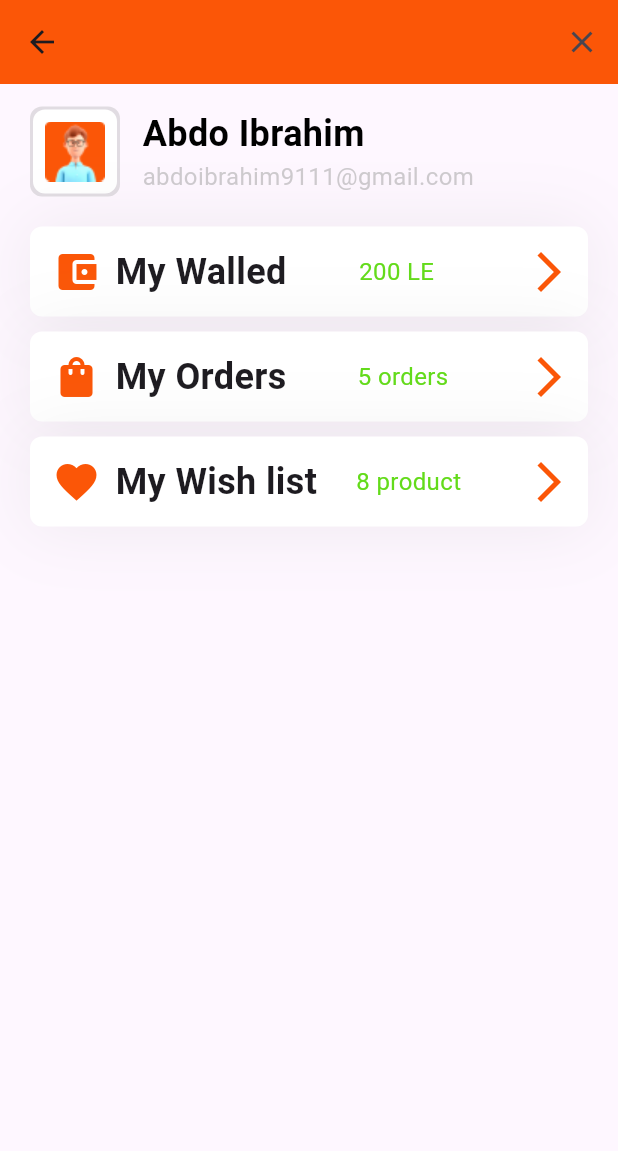
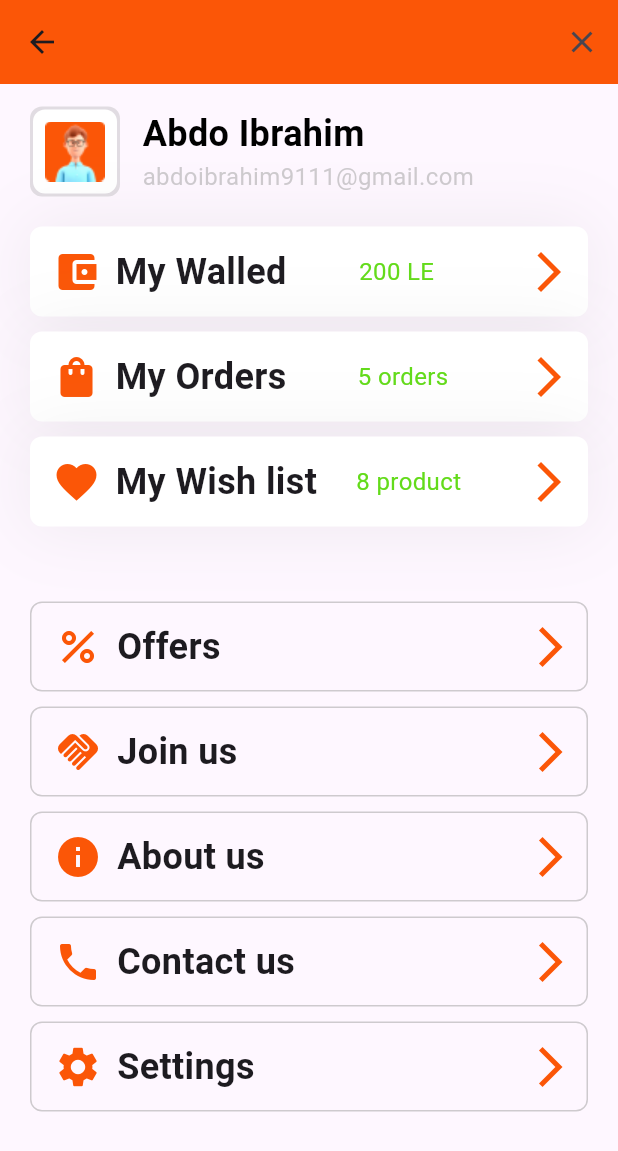
Before and after one commit to abdulrahmanibrahimdawood/restaurant, a Flutter app: the YourAccount screen opened by its route, on a phone screen of 412 x 824 dp. Shown: the top 1151 px of the screen. Run offline on Flutter 3.47's test engine with Material 3 defaults, Android fonts, the phone set to English and light mode, and no system bars; our stand-ins replace animated_splash_screen, font_awesome_flutter.

Commit message:
your account

```diff
--- a/lib/constant.dart
+++ b/lib/constant.dart
@@ -9,4 +9,4 @@ const kThirdPage = 'ThirdPage';
 const kLogInPage = 'LogInPage';
 const kRegister = 'Register';
 const kHomePage = 'kHomePage';
-const kYourAccount = 'YourAccount';
+const kYourAccountpage = 'YourAccount';
--- a/lib/main.dart
+++ b/lib/main.dart
@@ -30,12 +30,12 @@ class RestaurantApp extends StatelessWidget {
         kLogInPage: (context) => const LogInPage(),
         kRegister: (context) => const Register(),
         kHomePage: (context) => const HomePage(),
-        kYourAccount: (context) => const YourAccount()
+        kYourAccountpage: (context) => const YourAccount()
       },
       debugShowCheckedModeBanner: false,
       home: const Scaffold(
         backgroundColor: Colors.white,
-        body: YourAccount(),
+        body: HomePage(),
         // AnimatedSplashScreen(
         //   duration: 2000,
         //   splash: 'lib/assets/images/zero.png',
--- a/lib/pages/your_Account.dart
+++ b/lib/pages/your_Account.dart
@@ -1,6 +1,7 @@
 import 'package:flutter/material.dart';
-import 'package:font_awesome_flutter/font_awesome_flutter.dart';
 import 'package:restaurant/constant.dart';
+import 'package:restaurant/widget/Container_In_Your_Account_Page.dart';
+import 'package:restaurant/widget/custom_account_Page_icons.dart';
 
 class YourAccount extends StatelessWidget {
   const YourAccount({super.key});
@@ -13,7 +14,9 @@ class YourAccount extends StatelessWidget {
         appBar: AppBar(
           actions: [
             IconButton(
-              onPressed: () {},
+              onPressed: () {
+                Navigator.pop(context);
+              },
               icon: const Icon(Icons.close),
             )
           ],
@@ -112,7 +115,44 @@ class YourAccount extends StatelessWidget {
                 arrowIcon: Icons.arrow_forward_ios,
               ),
               const SizedBox(
-                height: 30,
+                height: 50,
+              ),
+              const ContainerInYourAccountPage(
+                icon: Icons.percent,
+                text: 'Offers',
+                arrowIcon: Icons.arrow_forward_ios,
+              ),
+              const SizedBox(
+                height: 10,
+              ),
+              const ContainerInYourAccountPage(
+                icon: Icons.handshake,
+                text: 'Join us',
+                arrowIcon: Icons.arrow_forward_ios,
+              ),
+              const SizedBox(
+                height: 10,
+              ),
+              const ContainerInYourAccountPage(
+                icon: Icons.info,
+                text: 'About us',
+                arrowIcon: Icons.arrow_forward_ios,
+              ),
+              const SizedBox(
+                height: 10,
+              ),
+              const ContainerInYourAccountPage(
+                icon: Icons.phone,
+                text: 'Contact us',
+                arrowIcon: Icons.arrow_forward_ios,
+              ),
+              const SizedBox(
+                height: 10,
+              ),
+              const ContainerInYourAccountPage(
+                icon: Icons.settings,
+                text: 'Settings',
+                arrowIcon: Icons.arrow_forward_ios,
               ),
             ],
           ),
@@ -121,86 +161,3 @@ class YourAccount extends StatelessWidget {
     );
   }
 }
-
-class CustomAccountIcon extends StatelessWidget {
-  const CustomAccountIcon(
-      {super.key,
-      this.icon,
-      required this.text,
-      required this.hintText,
-      this.arrowIcon,
-      this.onPressed});
-
-  final IconData? icon;
-  final IconData? arrowIcon;
-  final void Function()? onPressed;
-  final String text;
-  final String hintText;
-
-  @override
-  Widget build(BuildContext context) {
-    return Container(
-      height: 60,
-      width: MediaQuery.of(context).size.width,
-      decoration: BoxDecoration(
-        boxShadow: [
-          BoxShadow(
-              blurRadius: 40,
-              spreadRadius: 2,
-              color: Colors.grey.withOpacity(0.15)),
-        ],
-        color: Colors.white,
-        borderRadius: BorderRadius.circular(8),
-      ),
-      child: Row(
-        mainAxisAlignment: MainAxisAlignment.spaceBetween,
-        children: [
-          Padding(
-            padding: const EdgeInsets.only(left: 15),
-            child: Row(
-              children: [
-                FaIcon(
-                  icon,
-                  color: kPrimaryColor,
-                  size: 32,
-                ),
-                const SizedBox(
-                  width: 10,
-                ),
-                Text(
-                  text,
-                  style: const TextStyle(
-                      fontSize: 24, fontWeight: FontWeight.bold),
-                ),
-              ],
-            ),
-          ),
-          Row(
-            mainAxisAlignment: MainAxisAlignment.start,
-            children: [
-              Text(
-                hintText,
-                style: const TextStyle(fontSize: 16, color: Color(0xff63DB1A)),
-              ),
-            ],
-          ),
-          Padding(
-            padding: const EdgeInsets.only(right: 2),
-            child: Row(
-              children: [
-                IconButton(
-                  onPressed: onPressed,
-                  icon: FaIcon(
-                    arrowIcon,
-                    color: kPrimaryColor,
-                    size: 32,
-                  ),
-                ),
-              ],
-            ),
-          )
-        ],
-      ),
-    );
-  }
-}
--- a/lib/widget/Container_Image_Profile.dart
+++ b/lib/widget/Container_Image_Profile.dart
@@ -1,4 +1,5 @@
 import 'package:flutter/material.dart';
+import 'package:restaurant/constant.dart';
 
 class ContainerImageProfile extends StatelessWidget {
   const ContainerImageProfile({super.key});
@@ -6,7 +7,9 @@ class ContainerImageProfile extends StatelessWidget {
   @override
   Widget build(BuildContext context) {
     return GestureDetector(
-      onTap: () {},
+      onTap: () {
+        Navigator.popAndPushNamed(context, kYourAccountpage);
+      },
       child: Container(
         height: 60,
         width: 60,
--- /dev/null
+++ b/lib/widget/Container_In_Your_Account_Page.dart
@@ -0,0 +1,64 @@
+import 'package:flutter/material.dart';
+import 'package:font_awesome_flutter/font_awesome_flutter.dart';
+import 'package:restaurant/constant.dart';
+
+class ContainerInYourAccountPage extends StatelessWidget {
+  const ContainerInYourAccountPage(
+      {super.key,
+      this.icon,
+      required this.text,
+      this.arrowIcon,
+      this.onPressed});
+  final IconData? icon;
+  final String text;
+  final IconData? arrowIcon;
+  final void Function()? onPressed;
+  @override
+  Widget build(BuildContext context) {
+    return Container(
+      height: 60,
+      width: MediaQuery.of(context).size.width,
+      decoration: BoxDecoration(
+        border: Border.all(color: Colors.grey.withOpacity(0.5)),
+        borderRadius: BorderRadius.circular(8),
+      ),
+      child: Row(
+        mainAxisAlignment: MainAxisAlignment.spaceBetween,
+        children: [
+          Padding(
+            padding: const EdgeInsets.only(left: 15),
+            child: Row(
+              children: [
+                FaIcon(
+                  icon,
+                  color: kPrimaryColor,
+                  size: 32,
+                ),
+                const SizedBox(
+                  width: 10,
+                ),
+                Text(
+                  text,
+                  style: const TextStyle(
+                      fontSize: 24, fontWeight: FontWeight.bold),
+                ),
+              ],
+            ),
+          ),
+          Row(
+            children: [
+              IconButton(
+                onPressed: onPressed,
+                icon: FaIcon(
+                  arrowIcon,
+                  color: kPrimaryColor,
+                  size: 32,
+                ),
+              ),
+            ],
+          )
+        ],
+      ),
+    );
+  }
+}
--- /dev/null
+++ b/lib/widget/custom_account_Page_icons.dart
@@ -0,0 +1,86 @@
+import 'package:flutter/material.dart';
+import 'package:font_awesome_flutter/font_awesome_flutter.dart';
+import 'package:restaurant/constant.dart';
+
+class CustomAccountIcon extends StatelessWidget {
+  const CustomAccountIcon(
+      {super.key,
+      this.icon,
+      required this.text,
+      required this.hintText,
+      this.arrowIcon,
+      this.onPressed});
+
+  final IconData? icon;
+  final String text;
+  final IconData? arrowIcon;
+  final void Function()? onPressed;
+  final String hintText;
+
+  @override
+  Widget build(BuildContext context) {
+    return Container(
+      height: 60,
+      width: MediaQuery.of(context).size.width,
+      decoration: BoxDecoration(
+        boxShadow: [
+          BoxShadow(
+              blurRadius: 40,
+              spreadRadius: 2,
+              color: Colors.grey.withOpacity(0.15)),
+        ],
+        color: Colors.white,
+        borderRadius: BorderRadius.circular(8),
+      ),
+      child: Row(
+        mainAxisAlignment: MainAxisAlignment.spaceBetween,
+        children: [
+          Padding(
+            padding: const EdgeInsets.only(left: 15),
+            child: Row(
+              children: [
+                FaIcon(
+                  icon,
+                  color: kPrimaryColor,
+                  size: 32,
+                ),
+                const SizedBox(
+                  width: 10,
+                ),
+                Text(
+                  text,
+                  style: const TextStyle(
+                      fontSize: 24, fontWeight: FontWeight.bold),
+                ),
+              ],
+            ),
+          ),
+          Row(
+            mainAxisAlignment: MainAxisAlignment.start,
+            children: [
+              Text(
+                hintText,
+                style: const TextStyle(fontSize: 16, color: Color(0xff63DB1A)),
+              ),
+            ],
+          ),
+          Padding(
+            padding: const EdgeInsets.only(right: 2),
+            child: Row(
+              children: [
+                IconButton(
+                  onPressed: onPressed,
+                  icon: FaIcon(
+                    arrowIcon,
+                    color: kPrimaryColor,
+                    size: 32,
+                  ),
+                ),
+              ],
+            ),
+          )
+        ],
+      ),
+    );
+  }
+}
```
